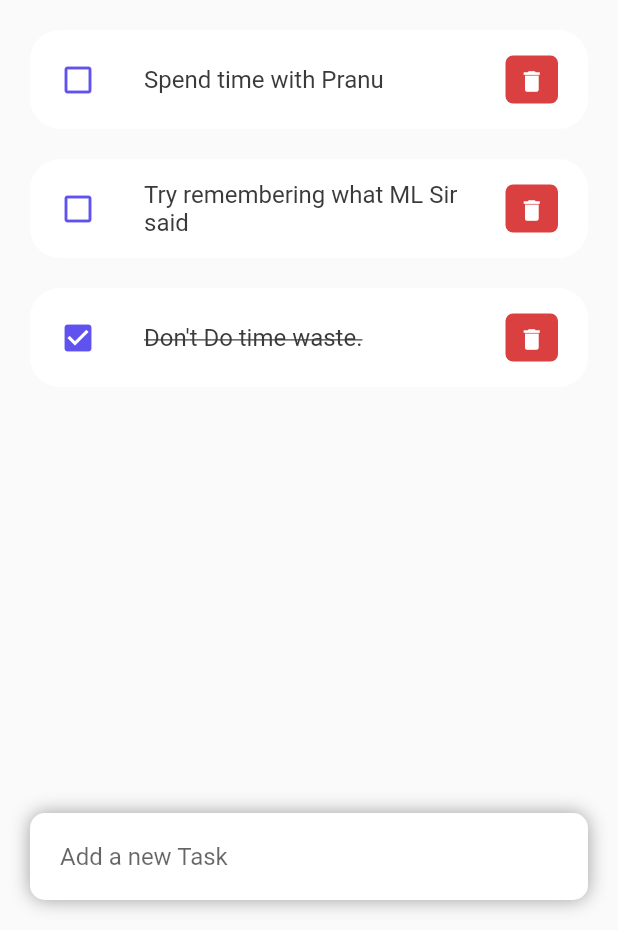
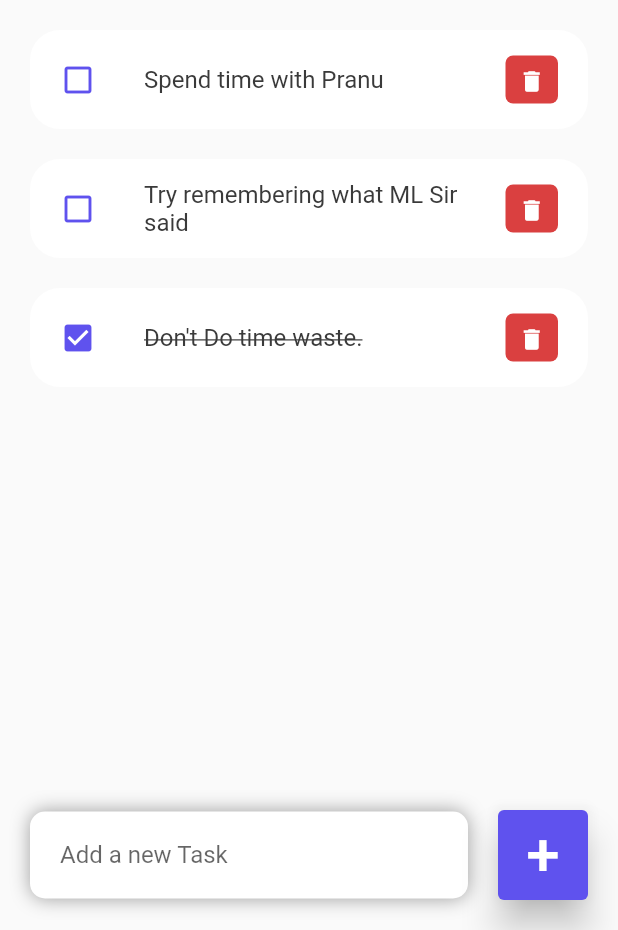
Before and after one commit to AjayRahul1/To-Do-with-Flutter, a Flutter app: the screen it shows after launch, on a phone screen of 412 x 824 dp, the part 306-1236 px from its top. Run offline on Flutter 3.47's test engine with Material 2 defaults, Android fonts, the phone set to English and light mode, and no system bars.

Commit message:
Task complete and remove complete actions added on click

```diff
--- a/lib/Screens/home.dart
+++ b/lib/Screens/home.dart
@@ -3,9 +3,14 @@ import '../widgets/todo_item.dart';
 import 'package:flutter/material.dart';
 import '../model/todo.dart';
 
-class Home extends StatelessWidget {
+class Home extends StatefulWidget {
   Home({Key? key}) : super(key: key);
 
+  @override
+  State<Home> createState() => _HomeState();
+}
+
+class _HomeState extends State<Home> {
   final todosList = ToDo.todoList();
 
   @override
@@ -38,6 +43,8 @@ class Home extends StatelessWidget {
                       for (ToDo todoo in todosList)
                         ToDoItem(
                           todo: todoo,
+                          onTodoChanged: _handleToDoChange,
+                          onDeleteItem: (){},
                         ),
                     ],
                   ),
@@ -80,12 +87,31 @@ class Home extends StatelessWidget {
                     ),
                   ),
                 ),
+                Container(
+                  margin: const EdgeInsets.only(bottom: 20, right: 20),
+                  child: ElevatedButton(
+                    onPressed: (){},
+                    style: ElevatedButton.styleFrom(
+                      backgroundColor: tdBlue,
+                      minimumSize: const Size(60, 60),
+                      elevation: 10,
+                    ),
+                    child: const Text('+', style: TextStyle(fontSize: 40,),),
+                  ),
+                ),
               ],
             ),
           )
         ],
       ),
     );
+  }
+
+
+  void _handleToDoChange(ToDo todo){
+    setState(() {
+      todo.isDone = !todo.isDone;
+    });
   }
 
   Widget searchBox() {
@@ -118,7 +144,7 @@ class Home extends StatelessWidget {
             color: tdBlack,
             size: 30,
           ),
-          Container(
+          SizedBox(
             height: 40,
             width: 40,
             child: ClipRRect(
--- a/lib/widgets/todo_item.dart
+++ b/lib/widgets/todo_item.dart
@@ -4,8 +4,15 @@ import '../model/todo.dart';
 
 class ToDoItem extends StatelessWidget {
   final ToDo todo;
+  final onTodoChanged;
+  final onDeleteItem;
 
-  const ToDoItem({Key? key, required this.todo}) : super(key: key);
+  const ToDoItem({
+    Key? key,
+    required this.todo,
+    required this.onTodoChanged,
+    required this.onDeleteItem,
+  }) : super(key: key);
 
   @override
   Widget build(BuildContext context) {
@@ -15,11 +22,12 @@ class ToDoItem extends StatelessWidget {
         contentPadding: const EdgeInsets.symmetric(horizontal: 20, vertical: 5),
         onTap: () {
           print('Clicked on ToDo Items');
+          onTodoChanged(todo);
         },
         shape: RoundedRectangleBorder(borderRadius: BorderRadius.circular(20)),
         tileColor: Colors.white,
         leading: Icon(
-          todo.isDone?Icons.check_box: Icons.check_box_outline_blank,
+          todo.isDone ? Icons.check_box : Icons.check_box_outline_blank,
           color: tdBlue,
         ),
         title: Text(
@@ -27,7 +35,7 @@ class ToDoItem extends StatelessWidget {
           style: TextStyle(
             fontSize: 16,
             color: tdBlack,
-            decoration: todo.isDone?TextDecoration.lineThrough : null,
+            decoration: todo.isDone ? TextDecoration.lineThrough : null,
           ),
         ),
         trailing: Container(
```
